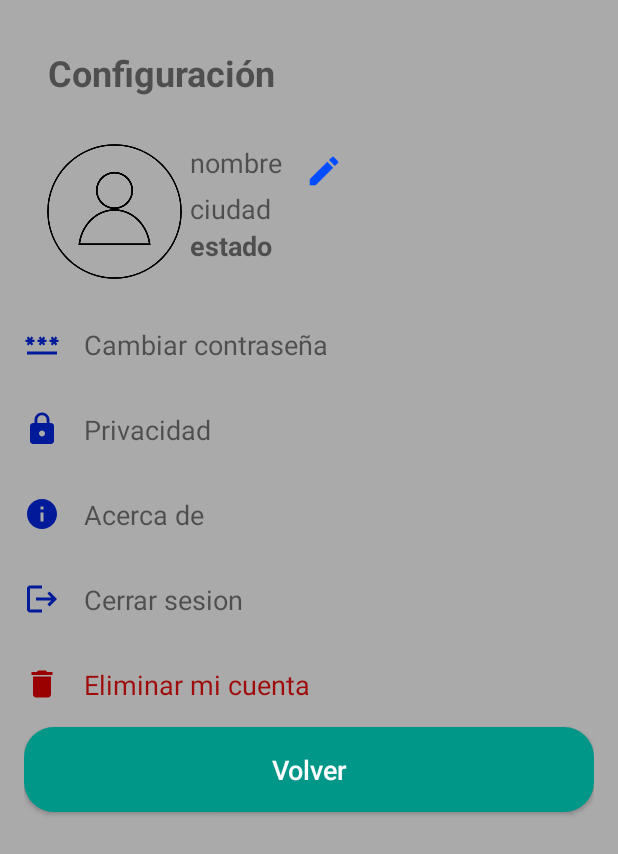
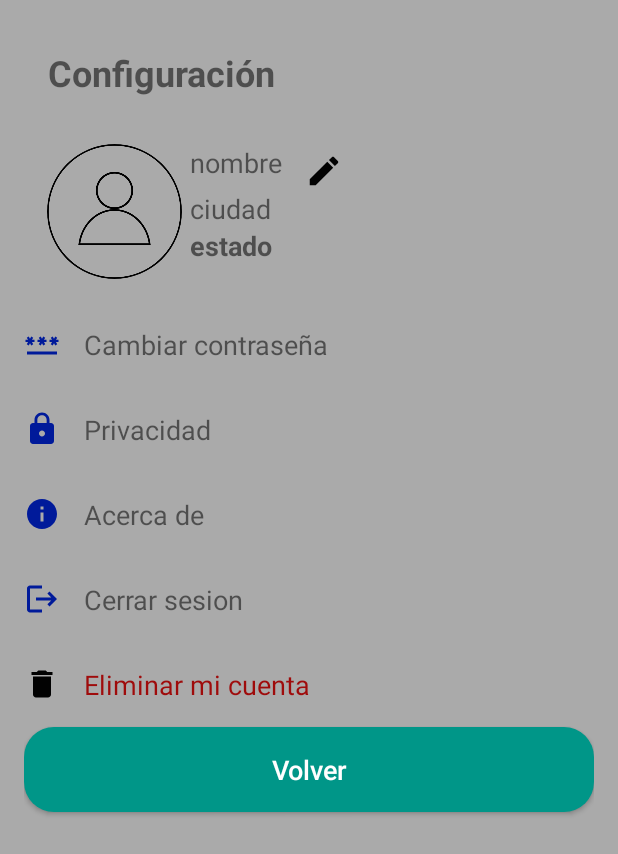
Before and after one commit to 2plotechnologies/2plomessenger, an Android app: the ConfiguracionActivity screen opened directly, with no data from a screen before it, on a phone screen of 412 x 824 dp. Shown: the top 854 px of the screen. Run offline under Robolectric (Android 15) with nearby library versions, the phone set to English and light mode, and no system bars; our stand-ins replace CircleImageView, Firebase (no records; nobody signed in at launch, a user with empty details on screens opened directly), Picasso; pictures from the network do not load.

```diff
--- a/app/src/main/java/com/twoploapps/a2plomessenger/PostsAdapter.java
+++ b/app/src/main/java/com/twoploapps/a2plomessenger/PostsAdapter.java
@@ -191,7 +191,7 @@ public class PostsAdapter extends RecyclerView.Adapter<PostsAdapter.viewholderpo
     public class viewholderposts extends RecyclerView.ViewHolder {
         TextView texto, username;
         ImageView imagen;
-        Button eliminar,editar;
+        ImageButton eliminar,editar;
         ImageButton reportar;
         public viewholderposts(@NonNull View itemView) {
             super(itemView);
--- a/app/src/main/res/drawable/baseline_delete_24.xml
+++ b/app/src/main/res/drawable/baseline_delete_24.xml
@@ -1,5 +1,5 @@
-<vector android:height="24dp" android:tint="#9A0000"
-    android:viewportHeight="24" android:viewportWidth="24"
-    android:width="24dp" xmlns:android="http://schemas.android.com/apk/res/android">
+<vector android:alpha="0.99" android:height="24dp"
+    android:tint="#000000" android:viewportHeight="24"
+    android:viewportWidth="24" android:width="24dp" xmlns:android="http://schemas.android.com/apk/res/android">
     <path android:fillColor="@android:color/white" android:pathData="M6,19c0,1.1 0.9,2 2,2h8c1.1,0 2,-0.9 2,-2V7H6v12zM19,4h-3.5l-1,-1h-5l-1,1H5v2h14V4z"/>
 </vector>
--- a/app/src/main/res/drawable/baseline_edit_24.xml
+++ b/app/src/main/res/drawable/baseline_edit_24.xml
@@ -1,5 +1,5 @@
-<vector android:height="24dp" android:tint="#004DFF"
-    android:viewportHeight="24" android:viewportWidth="24"
-    android:width="24dp" xmlns:android="http://schemas.android.com/apk/res/android">
+<vector android:alpha="0.99" android:height="24dp"
+    android:tint="#000000" android:viewportHeight="24"
+    android:viewportWidth="24" android:width="24dp" xmlns:android="http://schemas.android.com/apk/res/android">
     <path android:fillColor="@android:color/white" android:pathData="M3,17.25V21h3.75L17.81,9.94l-3.75,-3.75L3,17.25zM20.71,7.04c0.39,-0.39 0.39,-1.02 0,-1.41l-2.34,-2.34c-0.39,-0.39 -1.02,-0.39 -1.41,0l-1.83,1.83 3.75,3.75 1.83,-1.83z"/>
 </vector>
```
Also changed, not shown: app/src/main/res/layout/post_layout.xml (+9 -7 lines).
